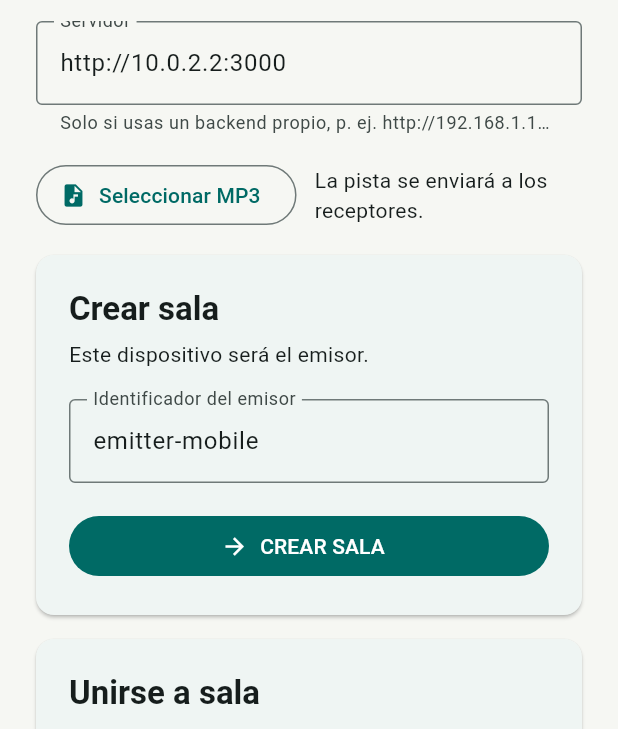
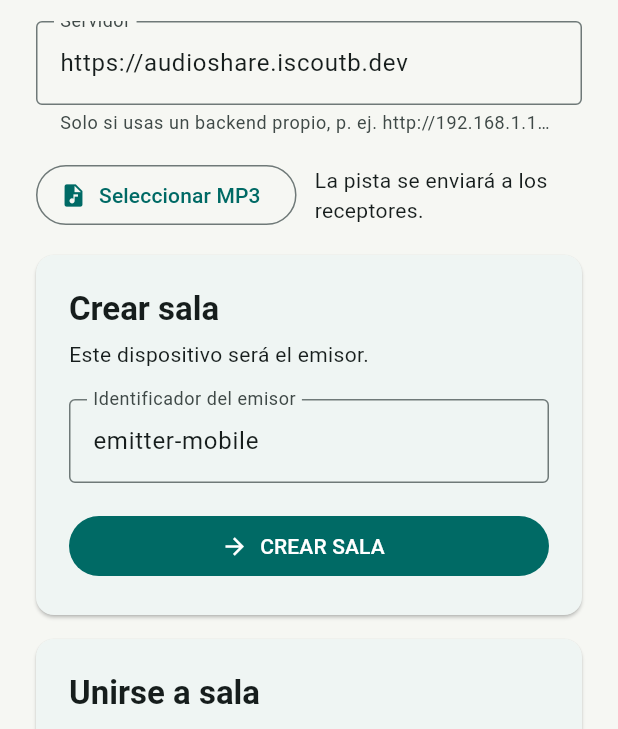
Before and after one commit to ISCOUTB/AS_202620_AudioShare, a Flutter app: the screen it shows after launch, after a tap on "Opciones avanzadas", on a phone screen of 412 x 824 dp, the part 507-1236 px from its top. Run offline on Flutter 3.47's test engine with Material 3 defaults, Android fonts, the phone set to English and light mode, and no system bars; our stand-ins replace file_picker, just_audio.

Commit message:
fix: use same-origin API and expose room listing

```diff
--- a/lib/app/app.dart
+++ b/lib/app/app.dart
@@ -13,7 +13,41 @@ class AudioShareApp extends StatelessWidget {
 
   @override
   Widget build(BuildContext context) {
-    final api = ApiClient();
+    final ApiClient api;
+    try {
+      api = ApiClient();
+    } on ApiConfigurationException catch (exception) {
+      return MaterialApp(
+        title: 'AudioShare',
+        debugShowCheckedModeBanner: false,
+        theme: buildTheme(),
+        home: Scaffold(
+          body: SafeArea(
+            child: Center(
+              child: Padding(
+                padding: const EdgeInsets.all(24),
+                child: ConstrainedBox(
+                  constraints: const BoxConstraints(maxWidth: 560),
+                  child: Column(
+                    mainAxisSize: MainAxisSize.min,
+                    crossAxisAlignment: CrossAxisAlignment.start,
+                    children: [
+                      Text(
+                        'Configuración del servidor no válida',
+                        style: Theme.of(context).textTheme.titleLarge,
+                      ),
+                      const SizedBox(height: 12),
+                      Text(exception.message),
+                    ],
+                  ),
+                ),
+              ),
+            ),
+          ),
+        ),
+      );
+    }
+
     return MaterialApp(
       title: 'AudioShare',
       debugShowCheckedModeBanner: false,
--- a/lib/core/network/api_client.dart
+++ b/lib/core/network/api_client.dart
@@ -1,18 +1,29 @@
+import 'dart:async';
 import 'dart:convert';
-import 'dart:typed_data';
 
 import 'package:http/http.dart' as http;
+import 'package:flutter/foundation.dart';
 
-import 'package:flutter/foundation.dart' show defaultTargetPlatform, TargetPlatform;
+enum ApiFailureKind { configuration, connection, timeout, http, invalidResponse }
 
 class ApiException implements Exception {
-  const ApiException(this.message, {this.statusCode});
+  const ApiException(
+    this.message, {
+    this.statusCode,
+    this.kind = ApiFailureKind.http,
+  });
 
   final String message;
   final int? statusCode;
+  final ApiFailureKind kind;
 
   @override
   String toString() => message;
+}
+
+class ApiConfigurationException extends ApiException {
+  const ApiConfigurationException(super.message)
+      : super(kind: ApiFailureKind.configuration);
 }
 
 class ApiClient {
@@ -21,6 +32,7 @@ class ApiClient {
         baseUri = baseUri ?? _defaultBaseUri();
 
   final http.Client _client;
+  static const _requestTimeout = Duration(seconds: 15);
 
   /// Dirección del backend. Se puede cambiar en tiempo de ejecución (campo
   /// "Servidor" de la pantalla inicial) para usar la IP del equipo en la LAN.
@@ -29,54 +41,115 @@ class ApiClient {
   /// URL absoluta de [path] en el backend (p. ej. `/track`).
   Uri resolve(String path) => baseUri.resolve(path);
 
-  /// Servidor al que se conecta la app (Windows, Android...) si no se indica
-  /// otro: así basta con el código de sala. En Web se usa el propio origen.
+  /// Backend público utilizado por clientes nativos si no se configura uno.
   static const publicServer = 'https://audioshare.iscoutb.dev';
 
-  static Uri _defaultBaseUri() {
-    const configuredApiUrl = String.fromEnvironment('AUDIOSHARE_API_URL');
+  static const _configuredApiUrl = String.fromEnvironment(
+    'AUDIOSHARE_API_URL',
+    defaultValue: '',
+  );
 
-    if (configuredApiUrl.isNotEmpty) {
-      return Uri.parse(configuredApiUrl);
+  static Uri resolveBaseUri(
+    Uri origin, {
+    String? configuredApiUrl,
+    bool? isWeb,
+    bool? releaseMode,
+  }) {
+    final hasOverride = configuredApiUrl != null || _configuredApiUrl.isNotEmpty;
+    if (hasOverride) {
+      final rawUrl = (configuredApiUrl ?? _configuredApiUrl).trim();
+      if (rawUrl.isEmpty) {
+        throw const ApiConfigurationException(
+          'AUDIOSHARE_API_URL está definida, pero no contiene una URL.',
+        );
+      }
+      return _parseConfiguredUrl(rawUrl, releaseMode: releaseMode ?? kReleaseMode);
     }
 
-    if (Uri.base.scheme == 'http' || Uri.base.scheme == 'https') {
-      final codespacesHost = Uri.base.host.replaceFirst(
-        RegExp(r'-8080(?=\.)'),
-        '-3000',
-      );
-      final isCodespaces = codespacesHost != Uri.base.host;
-      final webPort = Uri.base.port == 8080 ? 3000 : Uri.base.port;
+    if (isWeb ?? kIsWeb) {
+      if ((origin.scheme != 'http' && origin.scheme != 'https') ||
+          origin.host.isEmpty) {
+        throw const ApiConfigurationException(
+          'No se pudo determinar el origen HTTP de AudioShare.',
+        );
+      }
 
-      return Uri(
-        scheme: Uri.base.scheme,
-        host: isCodespaces ? codespacesHost : Uri.base.host,
-        port: isCodespaces ? Uri.base.port : webPort,
-        path: '',
-        query: '',
-        fragment: '',
+      final codespacesPort = RegExp(r'-(\d+)\.app\.github\.dev$')
+          .firstMatch(origin.host.toLowerCase())
+          ?.group(1);
+      if (codespacesPort != null && codespacesPort != '3000') {
+        throw const ApiConfigurationException(
+          'Flutter Web está en un puerto distinto al backend. Configura '
+          'AUDIOSHARE_API_URL explícitamente o abre AudioShare desde el '
+          'puerto 3000, que sirve la API y la aplicación en el mismo origen.',
+        );
+      }
+
+      if ((origin.host == 'localhost' || origin.host == '127.0.0.1') &&
+          origin.port == 8080) {
+        throw const ApiConfigurationException(
+          'Flutter Web está en localhost:8080, separado del backend. '
+          'Configura AUDIOSHARE_API_URL=http://localhost:3000.',
+        );
+      }
+
+      return Uri.parse(origin.origin);
+    }
+
+    return Uri.parse(publicServer);
+  }
+
+  static Uri _parseConfiguredUrl(String rawUrl, {required bool releaseMode}) {
+    final Uri uri;
+    try {
+      uri = Uri.parse(rawUrl);
+    } on FormatException {
+      throw const ApiConfigurationException(
+        'AUDIOSHARE_API_URL no es una URL válida.',
       );
     }
-      return Uri.parse(
-        defaultTargetPlatform == TargetPlatform.android
-          ? 'http://10.0.2.2:3000'
-          : 'http://localhost:3000',
-    );
+
+    if ((uri.scheme != 'http' && uri.scheme != 'https') ||
+        uri.host.isEmpty ||
+        uri.userInfo.isNotEmpty ||
+        (uri.path.isNotEmpty && uri.path != '/') ||
+        uri.hasQuery ||
+        uri.hasFragment) {
+      throw const ApiConfigurationException(
+        'AUDIOSHARE_API_URL debe ser el origen HTTP(S) del backend, sin '
+        'credenciales, ruta, query ni fragmento.',
+      );
+    }
+
+    final host = uri.host.toLowerCase();
+    final isLocalhost = host == 'localhost' ||
+        host == '127.0.0.1' ||
+        host == '::1' ||
+        host.endsWith('.localhost');
+    final isCodespaces = host.endsWith('.app.github.dev') ||
+        host == 'github.dev' ||
+        host.endsWith('.github.dev');
+    if (releaseMode && (uri.scheme != 'https' || isLocalhost || isCodespaces)) {
+      throw const ApiConfigurationException(
+        'La compilación de producción requiere un backend HTTPS público; '
+        'no puede usar localhost ni un host temporal de Codespaces.',
+      );
+    }
+
+    return Uri(scheme: uri.scheme, host: uri.host, port: uri.hasPort ? uri.port : null);
   }
+
+  static Uri _defaultBaseUri() => resolveBaseUri(Uri.base);
 
   /// Abre una respuesta NDJSON y emite cada línea no vacía a medida que llega.
   /// Cancelar la suscripción cierra la conexión. Un estado distinto de 2xx
   /// lanza [ApiException].
   Stream<String> openLines(String path) async* {
     final uri = baseUri.resolve(path);
-    final response = await _client.send(http.Request('GET', uri));
+    final response = await _send(http.Request('GET', uri), uri, 'GET $path');
     if (response.statusCode < 200 || response.statusCode >= 300) {
       final text = await response.stream.bytesToString();
-      var message = 'Error de comunicación';
-      try {
-        message = (jsonDecode(text) as Map)['error'] as String? ?? message;
-      } catch (_) {}
-      throw ApiException(message, statusCode: response.statusCode);
+      throw _httpError(response.statusCode, text, uri);
     }
     yield* response.stream
         .transform(utf8.decoder)
@@ -90,26 +163,24 @@ class ApiClient {
     Map<String, dynamic>? body,
   }) async {
     final uri = baseUri.resolve(path);
-    final response = await _client.send(
-      http.Request(method, uri)
-        ..headers['Content-Type'] = 'application/json'
-        ..body = body == null ? '' : jsonEncode(body),
-    );
+    final request = http.Request(method, uri);
+    if (body != null) {
+      request.headers['Content-Type'] = 'application/json';
+      request.body = jsonEncode(body);
+    }
+    final response = await _send(request, uri, '$method $path');
     final text = await response.stream.bytesToString();
+    if (response.statusCode < 200 || response.statusCode >= 300) {
+      throw _httpError(response.statusCode, text, uri);
+    }
+
     Map<String, dynamic> data;
     try {
       data = (jsonDecode(text) as Map).cast<String, dynamic>();
     } catch (_) {
       throw ApiException(
-        'El servidor devolvió una respuesta inválida '
-        '(HTTP ${response.statusCode}) desde ${uri.origin}',
-        statusCode: response.statusCode,
-      );
-    }
-    if (response.statusCode < 200 || response.statusCode >= 300) {
-      throw ApiException(
-        data['error'] as String? ?? 'Error de comunicación',
-        statusCode: response.statusCode,
+        'El backend respondió, pero devolvió JSON inválido en ${uri.origin}.',
+        kind: ApiFailureKind.invalidResponse,
       );
     }
     return data;
@@ -121,18 +192,54 @@ class ApiClient {
     required String contentType,
   }) async {
     final uri = baseUri.resolve(path);
-    final response = await _client.send(
+    final response = await _send(
       http.Request('POST', uri)
         ..headers['Content-Type'] = contentType
         ..bodyBytes = bytes,
+      uri,
+      'POST $path',
     );
     final text = await response.stream.bytesToString();
     if (response.statusCode < 200 || response.statusCode >= 300) {
-      var message = 'Error de comunicación';
-      try {
-        message = (jsonDecode(text) as Map)['error'] as String? ?? message;
-      } catch (_) {}
-      throw ApiException(message, statusCode: response.statusCode);
+      throw _httpError(response.statusCode, text, uri);
     }
   }
+
+  Future<http.StreamedResponse> _send(
+    http.BaseRequest request,
+    Uri uri,
+    String operation,
+  ) async {
+    if (kDebugMode) {
+      debugPrint('AudioShare API $operation -> ${uri.origin}');
+    }
+    try {
+      return await _client.send(request).timeout(_requestTimeout);
+    } on TimeoutException {
+      throw ApiException(
+        'Tiempo de espera agotado al conectar con ${uri.origin} ($operation).',
+        kind: ApiFailureKind.timeout,
+      );
+    } on http.ClientException catch (exception) {
+      throw ApiException(
+        'No se obtuvo respuesta de ${uri.origin} ($operation): ${exception.message}. '
+        'Comprueba que el backend sea accesible y que HTTPS y CORS permitan '
+        'este origen; el navegador no permite distinguir aquí entre esas causas.',
+        kind: ApiFailureKind.connection,
+      );
+    }
+  }
+
+  ApiException _httpError(int statusCode, String text, Uri uri) {
+    var message = 'El backend respondió HTTP $statusCode en ${uri.origin}.';
+    try {
+      final error = (jsonDecode(text) as Map)['error'];
+      if (error is String && error.isNotEmpty) message = error;
+    } on FormatException {
+      // Keep the HTTP status visible when a proxy returns non-JSON content.
+    } on TypeError {
+      // Keep the HTTP status visible when the JSON shape is unexpected.
+    }
+    return ApiException(message, statusCode: statusCode, kind: ApiFailureKind.http);
+  }
 }
```
Also changed, not shown: 10 other files.
